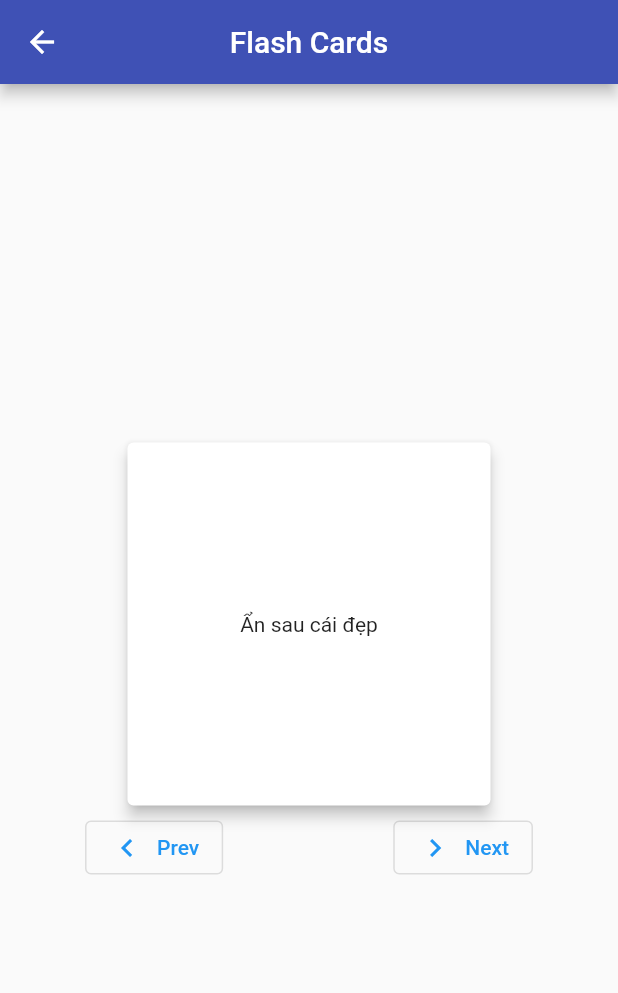
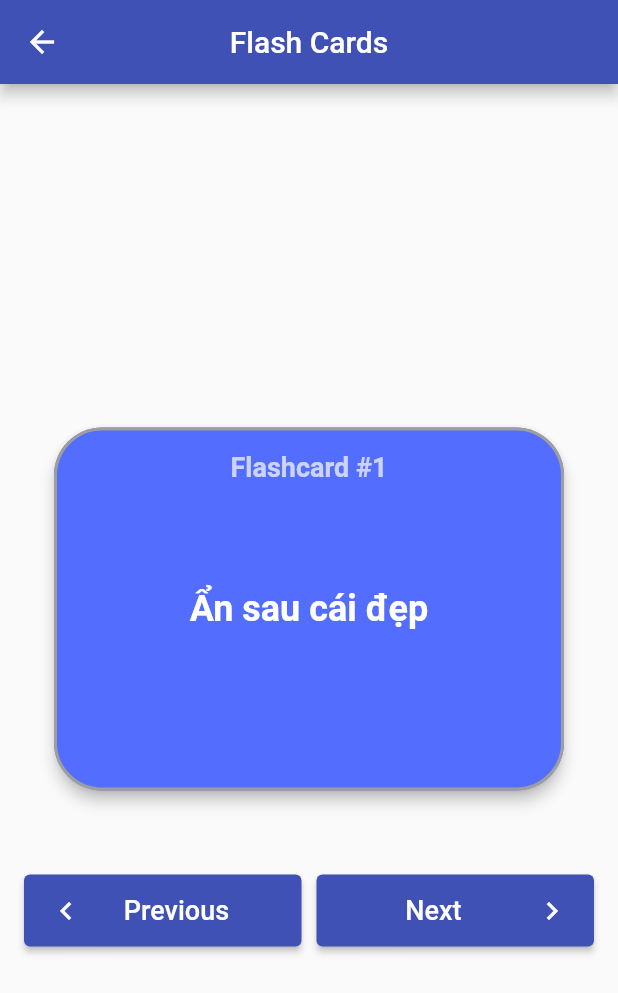
Before and after one commit to BangMach/kintusgi, a Flutter app: the FlashcardScreen screen opened directly, on a phone screen of 412 x 824 dp. Shown: the top 993 px of the screen. Run offline on Flutter 3.47's test engine with Material 2 defaults, Android fonts, the phone set to English and light mode, and no system bars; drawn by our look-alikes of flip_card; our stand-ins replace avatar_glow, cloud_firestore, firebase_auth, firebase_core, permission_handler; missing offline and left inert: flutter_audio_recorder2, flutter_speech, speech_recognition; accounts and stored records are empty; generated files the repository leaves out were written again; network calls fail.

Commit message:
Updated Flash Cards UI

```diff
--- a/lib/screens/flashcard_screen.dart
+++ b/lib/screens/flashcard_screen.dart
@@ -38,34 +38,104 @@ class _FlashcardScreenState extends State<FlashcardScreen> {
         child: Column(
           mainAxisAlignment: MainAxisAlignment.center,
           children: [
-            SizedBox(
-              width: 250,
+            Padding(
+              padding: const EdgeInsets.all(32.0),
+              child: SizedBox(
+                width: double.infinity,
                 height: 250,
                 child: FlipCard(
                   front: FlashcardView(
                     text: _flashcards[_currentIndex].question,
+                    isFront: true,
+                    index: _currentIndex,
                   ),
                   back: FlashcardView(
                     text: _flashcards[_currentIndex].answer,
+                    isFront: false,
+                    index: _currentIndex,
                   ),
                 ),
               ),
-            Row(
+            ),
+            SizedBox(height: 20),
+            Padding(
+              padding: const EdgeInsets.symmetric(horizontal: 16.0),
+              child: Row(
                 mainAxisAlignment: MainAxisAlignment.spaceAround,
                 children: [
-                // ignore: deprecated_member_use
-                OutlinedButton.icon(
+                  Expanded(
+                    child: ElevatedButton(
                       onPressed: showPreviousCard,
-                  icon: Icon(Icons.chevron_left),
-                  label: Text('Prev'),
+                      child: Padding(
+                        padding: const EdgeInsets.symmetric(vertical: 12.0),
+                        child: Row(
+                          mainAxisAlignment: MainAxisAlignment.spaceBetween,
+                          children: [
+                            Icon(
+                              Icons.chevron_left,
+                              color: Colors.white,
+                              size: 24.0,
                             ),
-                // ignore: deprecated_member_use
-                OutlinedButton.icon(
-                  onPressed: showNextCard,
-                  icon: Icon(Icons.chevron_right),
-                  label: Text('Next'),
+                            SizedBox(width: 10),
+                            Text(
+                              'Previous',
+                              style: TextStyle(
+                                color: Colors.white,
+                                fontSize: 18.0,
+                              ),
+                            ),
+                            Icon(
+                              Icons.chevron_left,
+                              color: Colors.transparent,
+                              size: 24.0,
                             ),
                           ],
+                        ),
+                      ),
+                      style: ButtonStyle(
+                        backgroundColor:
+                            MaterialStateProperty.all(Colors.indigo),
+                      ),
+                    ),
+                  ),
+                  SizedBox(width: 10),
+                  Expanded(
+                    child: ElevatedButton(
+                      onPressed: showNextCard,
+                      child: Padding(
+                        padding: const EdgeInsets.symmetric(vertical: 12.0),
+                        child: Row(
+                          mainAxisAlignment: MainAxisAlignment.spaceBetween,
+                          children: [
+                            Icon(
+                              Icons.chevron_right,
+                              color: Colors.transparent,
+                              size: 24.0,
+                            ),
+                            Text(
+                              'Next',
+                              style: TextStyle(
+                                color: Colors.white,
+                                fontSize: 18.0,
+                              ),
+                            ),
+                            SizedBox(width: 10),
+                            Icon(
+                              Icons.chevron_right,
+                              color: Colors.white,
+                              size: 24.0,
+                            ),
+                          ],
+                        ),
+                      ),
+                      style: ButtonStyle(
+                        backgroundColor:
+                            MaterialStateProperty.all(Colors.indigo),
+                      ),
+                    ),
+                  ),
+                ],
+              ),
             ),
           ],
         ),
--- a/lib/widgets/flashcards/flashcard_view.dart
+++ b/lib/widgets/flashcards/flashcard_view.dart
@@ -2,17 +2,68 @@ import 'package:flutter/material.dart';
 
 class FlashcardView extends StatelessWidget {
   final String text;
+  final bool isFront;
+  final int index;
 
-  FlashcardView({Key key, this.text}) : super(key: key);
+  FlashcardView({
+    Key key,
+    this.text,
+    this.isFront = true,
+    this.index,
+  }) : super(key: key);
 
   @override
   Widget build(BuildContext context) {
     return Card(
       elevation: 4,
-      child: Center(
-        child: Text(
-          text,
-          textAlign: TextAlign.center,
+      shape: RoundedRectangleBorder(
+        borderRadius: BorderRadius.circular(32.0),
+        side: BorderSide(
+          color: Colors.grey,
+          width: 2.0,
+        ),
+      ),
+      color: isFront ? Colors.indigoAccent : Colors.green[700],
+      child: Padding(
+        padding: const EdgeInsets.all(16.0),
+        child: Center(
+          child: Column(
+            mainAxisAlignment: MainAxisAlignment.spaceBetween,
+            children: [
+              Text(
+                'Flashcard #${index + 1}',
+                textAlign: TextAlign.center,
+                style: TextStyle(
+                  fontSize: 18.0,
+                  fontWeight: FontWeight.bold,
+                  color: Colors.white70,
+                ),
+              ),
+              SizedBox(height: 16.0),
+              Text(
+                text,
+                textAlign: TextAlign.center,
+                style: TextStyle(
+                  fontSize: 24.0,
+                  fontWeight: FontWeight.bold,
+                  color: Colors.white,
+                ),
+              ),
+              SizedBox(height: 16.0),
+              Opacity(
+                opacity: 0,
+                child: Text(
+                  'Flashcard #${index + 1}',
+                  textAlign: TextAlign.center,
+                  style: TextStyle(
+                    fontSize: 18.0,
+                    fontWeight: FontWeight.bold,
+                    color: Colors.white,
+                  ),
+                ),
+              ),
+            ],
+          ),
         ),
       ),
     );
```
Lines whose indentation alone changed are shown as unchanged.
